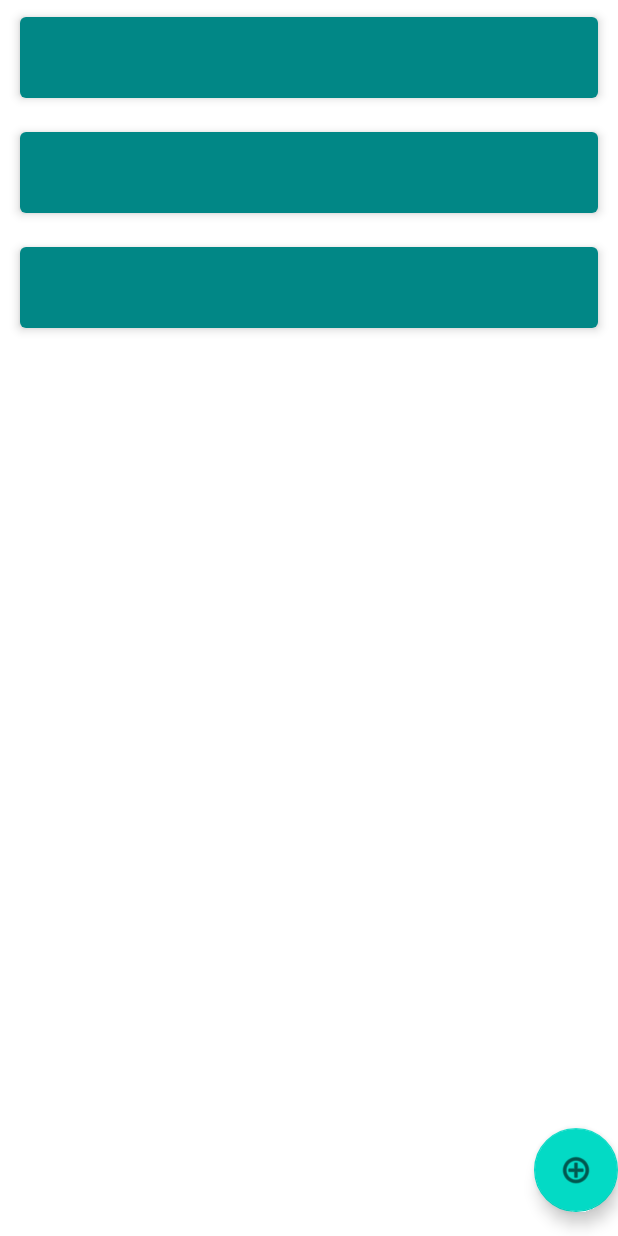
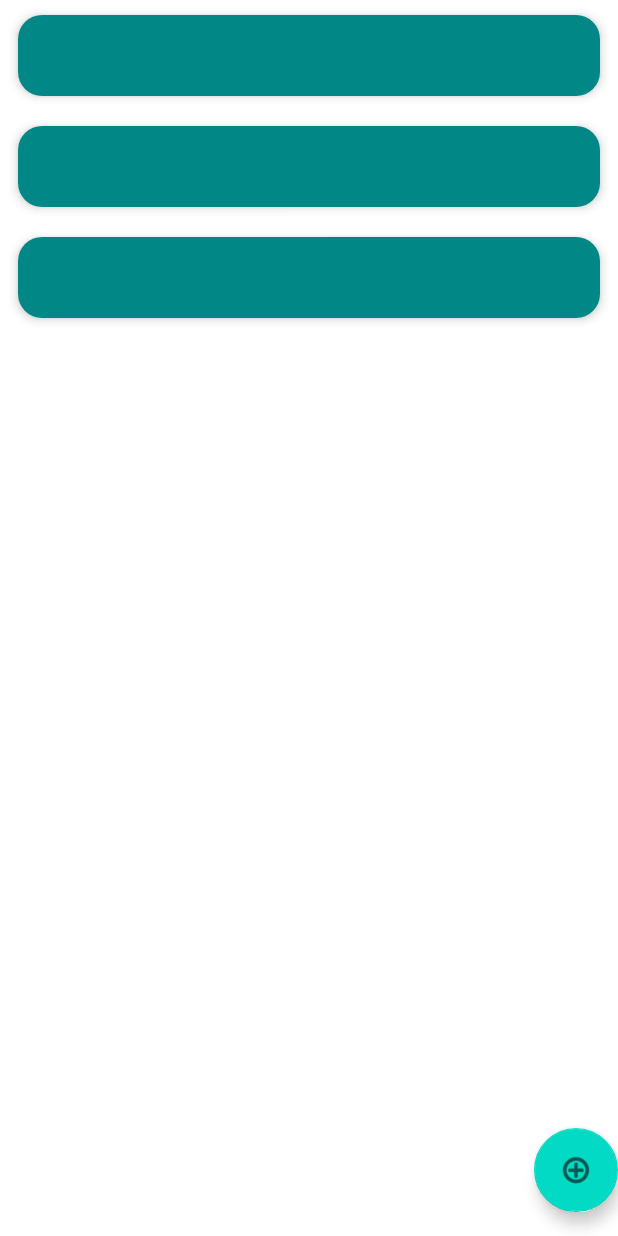
Before and after one commit to Detribes/ShoppingList, an Android app: the layout activity_main.xml on its own in the app's theme, with its tools: preview values and no code run, on a phone screen of 412 x 824 dp. Run offline under Robolectric (Android 15) with nearby library versions, the phone set to English and light mode, and no system bars.

```diff
--- a/app/src/main/java/com/example/shoppinglist/presenter/MainActivity.kt
+++ b/app/src/main/java/com/example/shoppinglist/presenter/MainActivity.kt
@@ -5,15 +5,12 @@ import android.os.Bundle
 import android.util.Log
 import android.widget.Toast
 import androidx.fragment.app.Fragment
-import androidx.fragment.app.FragmentContainer
-import androidx.fragment.app.FragmentContainerView
 import androidx.lifecycle.ViewModelProvider
 import androidx.recyclerview.widget.ItemTouchHelper
 import androidx.recyclerview.widget.RecyclerView
 import com.example.shoppinglist.R
 import com.example.shoppinglist.databinding.ActivityMainBinding
 import com.example.shoppinglist.domain.ShopItem
-import com.google.android.material.floatingactionbutton.FloatingActionButton
 
 class MainActivity : AppCompatActivity(), ShopItemFragment.OnEditingFinishedListener {
 
--- a/app/src/main/res/layout/item_shop_enabled.xml
+++ b/app/src/main/res/layout/item_shop_enabled.xml
@@ -1,22 +1,24 @@
 <?xml version="1.0" encoding="utf-8"?>
-<layout>
+<layout xmlns:tools="http://schemas.android.com/tools"
+    xmlns:android="http://schemas.android.com/apk/res/android"
+    xmlns:app="http://schemas.android.com/apk/res-auto">
     <data>
         <variable
             name="shopItem"
             type="com.example.shoppinglist.domain.ShopItem"
             />
     </data>
-<androidx.cardview.widget.CardView xmlns:android="http://schemas.android.com/apk/res/android"
-    xmlns:app="http://schemas.android.com/apk/res-auto"
-    xmlns:tools="http://schemas.android.com/tools"
+
+    <androidx.cardview.widget.CardView
         android:layout_width="match_parent"
         android:layout_height="wrap_content"
         android:layout_marginStart="8dp"
         android:layout_marginTop="4dp"
         android:layout_marginEnd="8dp"
         android:layout_marginBottom="4dp"
-    app:cardCornerRadius="4dp"
+        app:cardCornerRadius="16dp"
         app:cardElevation="4dp"
+        app:cardPreventCornerOverlap="false"
         app:cardUseCompatPadding="true">
 
         <LinearLayout
```
Also changed, not shown: app/src/main/res/layout/item_shop_disabled.xml (+7 -5 lines), 1 other file. Lines whose indentation alone changed are shown as unchanged.
